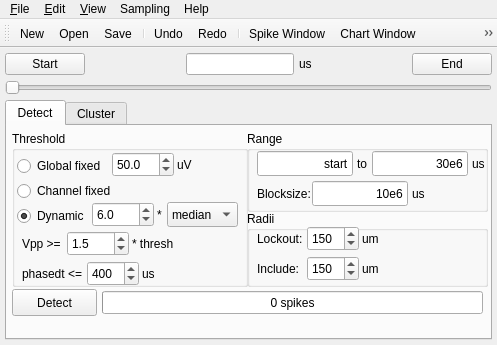
First picture: the form in spyke/spyke.ui, repository spyke/spyke, before the edit.
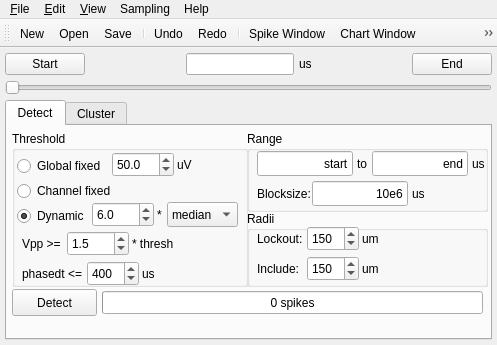
Second picture: the form after the edit. Icons and pictures are not drawn.

```diff
--- a/spyke/spyke.ui
+++ b/spyke/spyke.ui
@@ -483,7 +483,7 @@
           </rect>
          </property>
          <property name="text">
-          <string>30e6</string>
+          <string>end</string>
          </property>
          <property name="alignment">
           <set>Qt::AlignRight|Qt::AlignTrailing|Qt::AlignVCenter</set>
```
